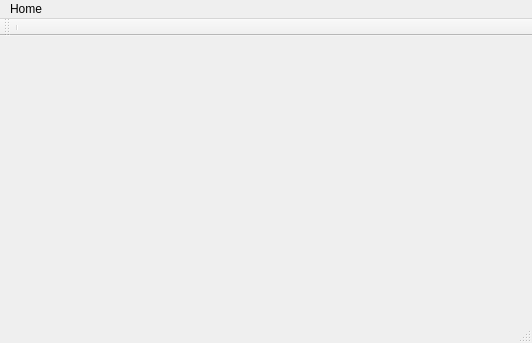
Before: the Qt Designer form src/mainwindow.ui in rbaker26/BigBlueBox, drawn with Qt 5.
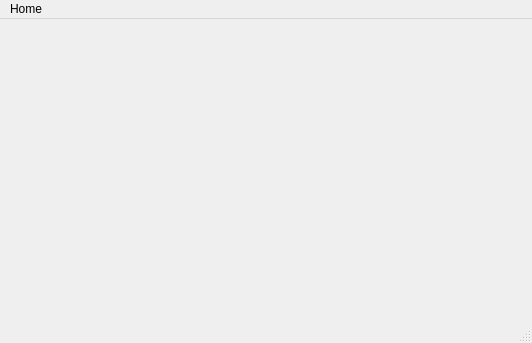
After: the same form once the commit is applied.

Patch:
```diff
--- a/src/mainwindow.ui
+++ b/src/mainwindow.ui
@@ -31,15 +31,6 @@
    </widget>
    <addaction name="menuHome"/>
   </widget>
-  <widget class="QToolBar" name="mainToolBar">
-   <attribute name="toolBarArea">
-    <enum>TopToolBarArea</enum>
-   </attribute>
-   <attribute name="toolBarBreak">
-    <bool>false</bool>
-   </attribute>
-   <addaction name="separator"/>
-  </widget>
   <widget class="QStatusBar" name="statusBar"/>
   <action name="actionHome">
    <property name="text">
```
